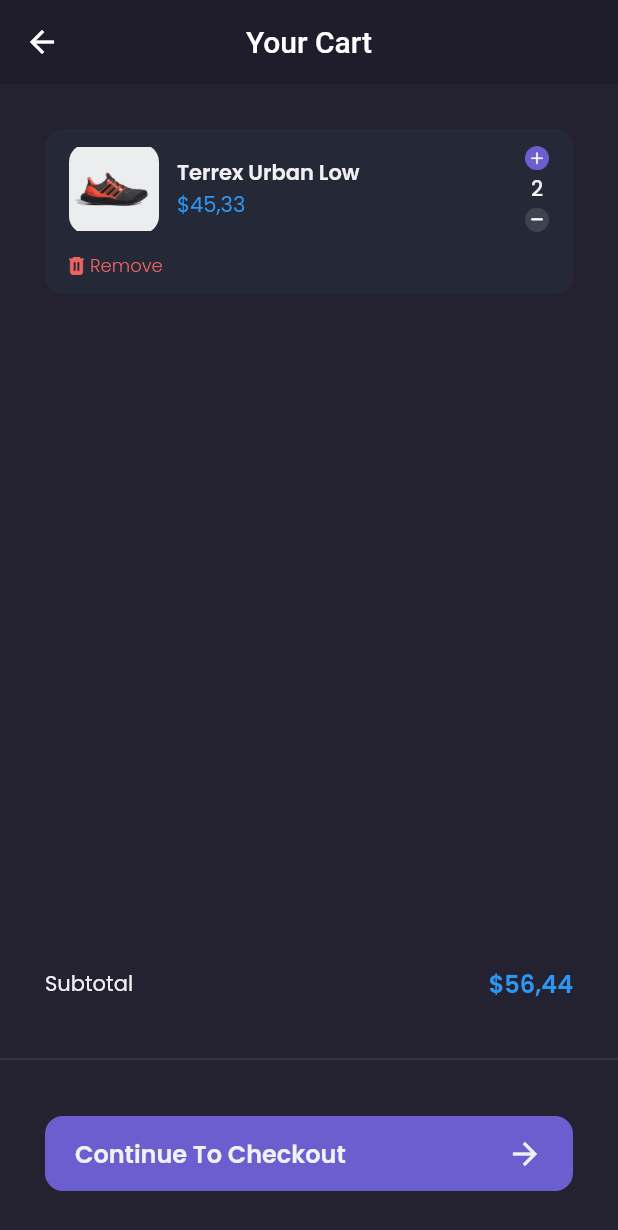
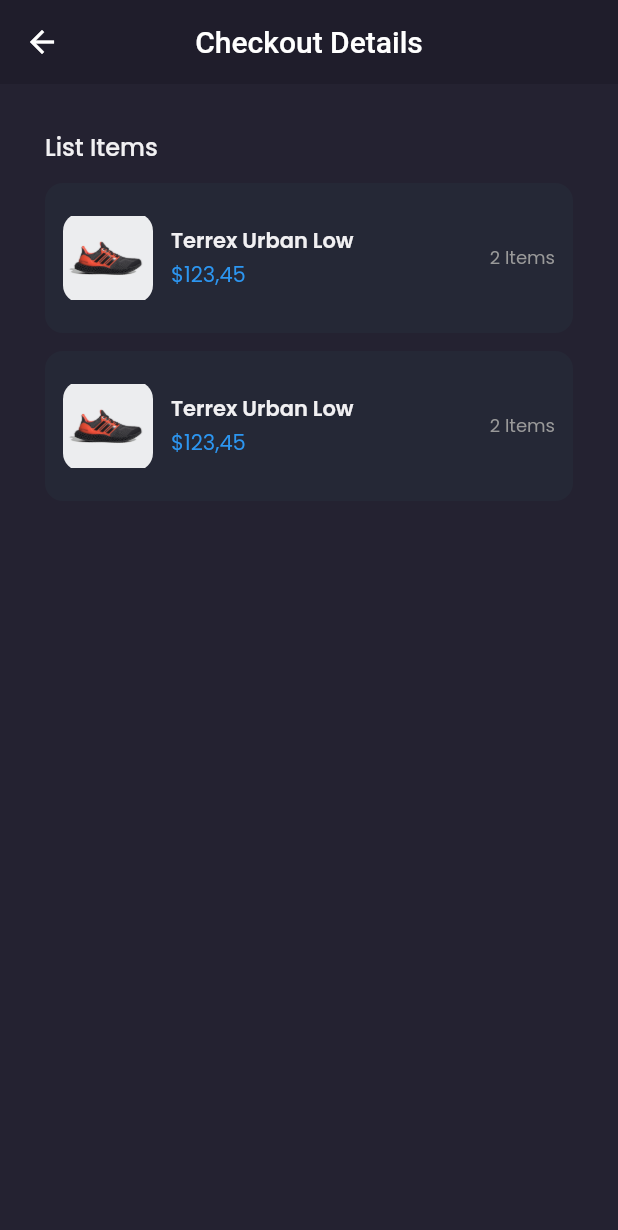
Before and after one commit to mhdiqbl/ecomercesepatu, a Flutter app: the Cartpage screen opened by its route, after a tap on "Continue To Checkout", on a phone screen of 412 x 824 dp. Shown: the top 1230 px of the screen. Run offline on Flutter 3.47's test engine with Material 2 defaults, Android fonts, the phone set to English and light mode, and no system bars; our stand-ins replace carousel_slider, google_fonts.

```diff
--- a/lib/main.dart
+++ b/lib/main.dart
@@ -1,5 +1,6 @@
 import 'package:flutter/material.dart';
 import 'package:sepatu/pages/cart_page.dart';
+import 'package:sepatu/pages/checkout_page.dart';
 import 'package:sepatu/pages/detail_chat_page.dart';
 import 'package:sepatu/pages/edit_profile_page.dart';
 import 'package:sepatu/pages/home/main_page.dart';
@@ -27,6 +28,7 @@ class MyApp extends StatelessWidget {
         '/edit-profile': (context) => EditProfilePage(),
         '/product':(context) => ProductPage(),
         '/cart':(context) => Cartpage(),
+        '/checkout':(context) => CheckoutPage(),
         },
     );
   }
--- a/lib/pages/cart_page.dart
+++ b/lib/pages/cart_page.dart
@@ -115,6 +115,7 @@ class Cartpage extends StatelessWidget {
               ),
               child: TextButton(
                 onPressed: (){
+                  Navigator.pushNamed(context, '/checkout');
                 },
                 style: TextButton.styleFrom(
                   backgroundColor: primaryColor,
--- /dev/null
+++ b/lib/pages/checkout_page.dart
@@ -0,0 +1,65 @@
+import 'package:flutter/material.dart';
+import 'package:sepatu/theme.dart';
+import 'package:sepatu/widgets/cart_card.dart';
+import 'package:sepatu/widgets/checkout_card.dart';
+
+class CheckoutPage extends StatelessWidget {
+  const CheckoutPage({Key? key}) : super(key: key);
+
+  @override
+  Widget build(BuildContext context) {
+    Widget header() {
+      return AppBar(
+        backgroundColor: backgroundColor1,
+        elevation: 0,
+        centerTitle: true,
+        title: Text(
+          'Checkout Details',
+        ),
+      );
+    }
+
+    Widget content() {
+      return ListView(
+        padding: EdgeInsets.symmetric(
+          horizontal: defaultMargin,
+        ),
+        children: [
+          // NOTE: LIST ITEMS
+          Container(
+            margin: EdgeInsets.only(
+              top: defaultMargin
+            ),
+            child: Column(
+              crossAxisAlignment: CrossAxisAlignment.start,
+              children: [
+                Text(
+                'List Items ',
+                style: primaryTextStyle.copyWith(
+                  fontSize: 16,
+                  fontWeight: medium,
+                ),
+              ),
+              CheckoutCard(),
+              CheckoutCard(),
+              ],
+          ),
+          ),
+        ],
+      );
+    }
+
+    return Scaffold(
+      backgroundColor: backgroundColor3,
+      appBar: AppBar(
+        backgroundColor: backgroundColor1,
+        elevation: 0,
+        centerTitle: true,
+        title: Text(
+          'Checkout Details',
+      ),
+    ),
+    body: content(),
+    );
+  }
+}
--- /dev/null
+++ b/lib/widgets/checkout_card.dart
@@ -0,0 +1,70 @@
+import 'package:flutter/material.dart';
+import 'package:sepatu/theme.dart';
+import 'package:sepatu/widgets/cart_card.dart';
+
+class CheckoutCard extends StatelessWidget {
+  const CheckoutCard({Key? key}) : super(key: key);
+
+  @override
+  Widget build(BuildContext context) {
+    return Container(
+      margin: EdgeInsets.only(
+        top: 12,
+      ),
+      padding: EdgeInsets.symmetric(
+        vertical: 20,
+        horizontal: 12,
+      ),
+      decoration: BoxDecoration(
+        color: backgroundColor4,
+        borderRadius: BorderRadius.circular(12),
+      ),
+      child: Row(
+        children: [
+          Container(
+            width: 60,
+            height: 60,
+            decoration: BoxDecoration(
+              borderRadius: BorderRadius.circular(12),
+              image: DecorationImage(
+                image: AssetImage(
+                  'assets/image_shoes.png',
+                ),
+              ),
+            ),
+          ),
+          SizedBox(
+            width: 12,
+          ),
+          Expanded(
+            child: Column(
+              crossAxisAlignment: CrossAxisAlignment.start,
+              children: [
+                Text('Terrex Urban Low', style: primaryTextStyle.copyWith(
+                  fontWeight: semiBold,
+                ),
+                overflow: TextOverflow.ellipsis,
+                ),
+                SizedBox(
+                  height: 2,
+                ),
+                Text('\$123,45',
+                style: priceTextStyle,
+                ),
+              ],
+            ),
+          ),
+          SizedBox(
+            width: 12,
+          ),
+          Text(
+            '2 Items',
+            style: secondaryTextStyle.copyWith(
+              fontSize: 12,
+            ),
+          )
+        ],
+      ),
+    );
+  }
+}
```
